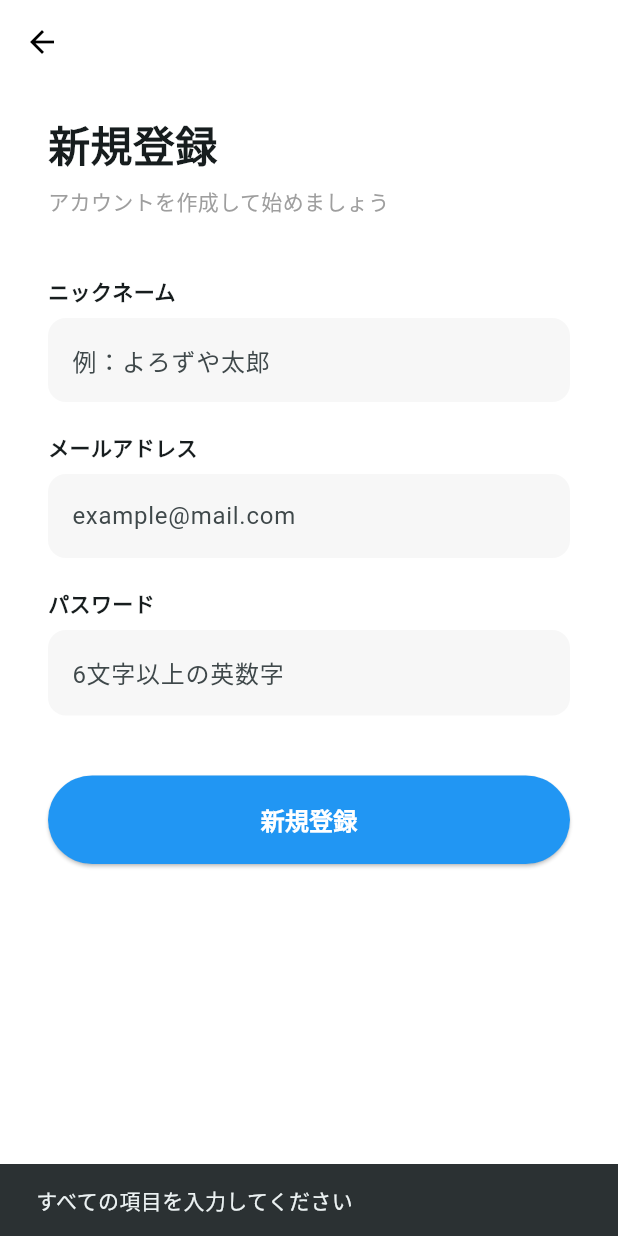
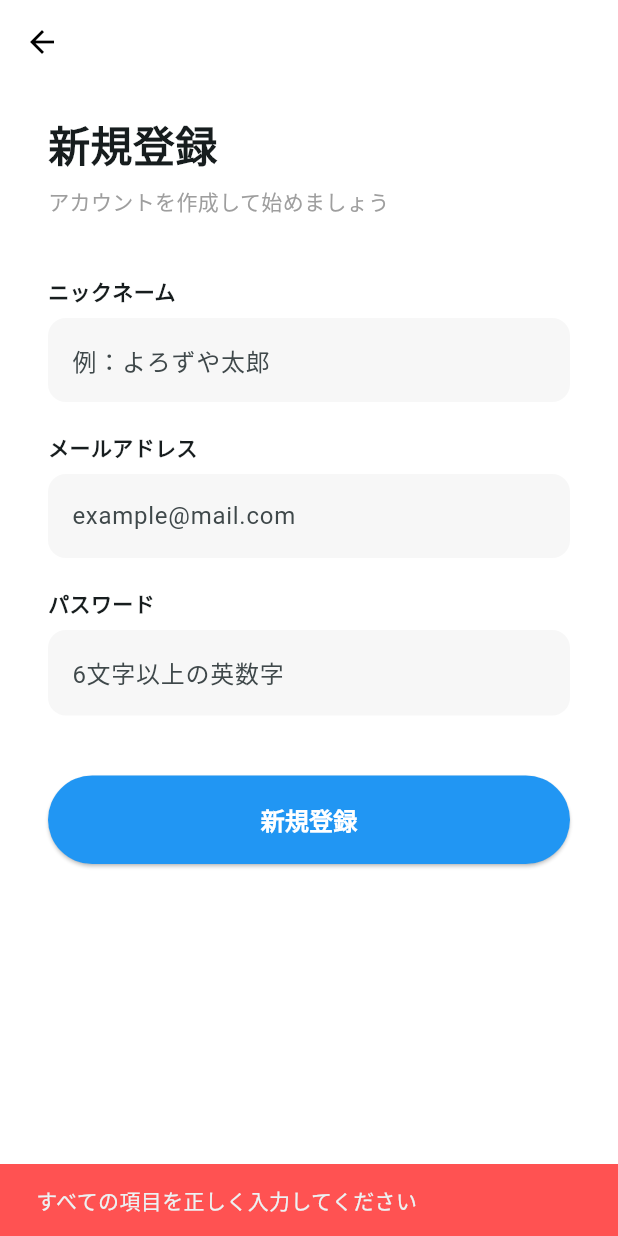
Before and after one commit to Mkazuki0511/yorozuya_app, a Flutter app: the PageSignup screen opened directly, after a tap on "新規登録", on a phone screen of 412 x 824 dp. Run offline on Flutter 3.47's test engine with Material 3 defaults, Android fonts, the phone set to English and light mode, and no system bars; our stand-ins replace cloud_firestore, firebase_auth, firebase_core; accounts and stored records are empty.

Commit message:
fix: signupページからの遷移先を設定

```diff
--- a/lib/main.dart
+++ b/lib/main.dart
@@ -1,5 +1,7 @@
 import 'package:flutter/material.dart';
 import 'package:firebase_core/firebase_core.dart';
+import 'package:firebase_auth/firebase_auth.dart';
+import 'package:cloud_firestore/cloud_firestore.dart';
 import 'package:yorozuya_app/start/lobby.dart';
 import 'firebase_options.dart';
 import 'pages/page_search.dart';
@@ -30,7 +32,24 @@ class MyApp extends StatelessWidget {
         useMaterial3: true,
         scaffoldBackgroundColor: const Color(0xFFF7F7F7),
       ),
-      home: const PageLobby(),
+
+      home: StreamBuilder<User?>(
+        stream: FirebaseAuth.instance.authStateChanges(), // ログイン状態を監視
+        builder: (context, snapshot) {
+          // 通信中のぐるぐる表示
+          if (snapshot.connectionState == ConnectionState.waiting) {
+            return const Scaffold(body: Center(child: CircularProgressIndicator()));
+          }
+
+          // ユーザーデータがあれば（ログイン済みなら）メイン画面へ
+          if (snapshot.hasData) {
+            return const MainNavigationScreen();
+          }
+
+          // データがなければ（未ログインなら）ロビー画面へ
+          return const PageLobby();
+        },
+      ),
     );
   }
 }
--- a/lib/start/page_signup.dart
+++ b/lib/start/page_signup.dart
@@ -1,4 +1,5 @@
 import 'package:flutter/material.dart';
+import 'page_onboarding_step1.dart';
 import 'package:firebase_auth/firebase_auth.dart';
 import 'package:cloud_firestore/cloud_firestore.dart';
 
@@ -18,41 +19,65 @@ class _PageSignupState extends State<PageSignup> {
 
   // 新規登録ロジック
   Future<void> _handleSignUp() async {
-    // 1. 入力チェック
-    if (_emailController.text.isEmpty || _passwordController.text.isEmpty || _nameController.text.isEmpty) {
+    // --- 1. 入力バリデーション ---
+    // trim() を使うことで、スペースのみの入力も防ぎます
+    final name = _nameController.text.trim();
+    final email = _emailController.text.trim();
+    final password = _passwordController.text.trim();
+
+    if (name.isEmpty || email.isEmpty || password.isEmpty) {
       ScaffoldMessenger.of(context).showSnackBar(
-        const SnackBar(content: Text('すべての項目を入力してください')),
+        const SnackBar(
+          content: Text('すべての項目を正しく入力してください'),
+          backgroundColor: Colors.redAccent,
+        ),
+      );
+      return; // ここで処理を中断
+    }
+
+    if (password.length < 6) {
+      ScaffoldMessenger.of(context).showSnackBar(
+        const SnackBar(content: Text('パスワードは6文字以上で入力してください')),
       );
       return;
     }
 
+    // --- 2. 登録処理の開始 ---
     setState(() => _isLoading = true);
 
     try {
-      // 2. Firebase Authでユーザー作成
-      final credential = await FirebaseAuth.instance.createUserWithEmailAndPassword(
-        email: _emailController.text.trim(),
-        password: _passwordController.text.trim(),
+      // Firebase Auth でユーザー作成
+      final userCredential = await FirebaseAuth.instance.createUserWithEmailAndPassword(
+        email: email,
+        password: password,
       );
 
-      // 3. Firestoreにユーザー情報を保存
-      await FirebaseFirestore.instance.collection('users').doc(credential.user!.uid).set({
-        'uid': credential.user!.uid,
-        'nickname': _nameController.text.trim(),
-        'email': _emailController.text.trim(),
+      // Firestore にユーザー基本情報を保存
+      await FirebaseFirestore.instance.collection('users').doc(userCredential.user!.uid).set({
+        'uid': userCredential.user!.uid,
+        'nickname': name,
+        'email': email,
         'createdAt': FieldValue.serverTimestamp(),
+        'onboardingCompleted': false, // オンボーディングが終わったかどうかのフラグ
       });
 
+      // --- 3. 画面遷移 ---
+      // 全ての非同期処理（await）が正常に終わった場合のみ実行されます
       if (mounted) {
-        Navigator.pop(context); // 登録成功後、前の画面へ戻る
+        Navigator.pushReplacement(
+          context,
+          MaterialPageRoute(builder: (context) => const PageOnboardingStep1()),
+        );
       }
     } on FirebaseAuthException catch (e) {
-      // エラーハンドリング
+      // Firebaseのエラー（既にメアドが使われている等）を表示
       String message = 'エラーが発生しました';
-      if (e.code == 'weak-password') message = 'パスワードが短すぎます';
       if (e.code == 'email-already-in-use') message = 'このメールアドレスは既に登録されています';
+      if (e.code == 'invalid-email') message = 'メールアドレスの形式が正しくありません';
 
       ScaffoldMessenger.of(context).showSnackBar(SnackBar(content: Text(message)));
+    } catch (e) {
+      print(e); // 予期せぬエラーのログ
     } finally {
       if (mounted) setState(() => _isLoading = false);
     }
```
Also changed, not shown: lib/start/page_onboarding_step1.dart (added).
